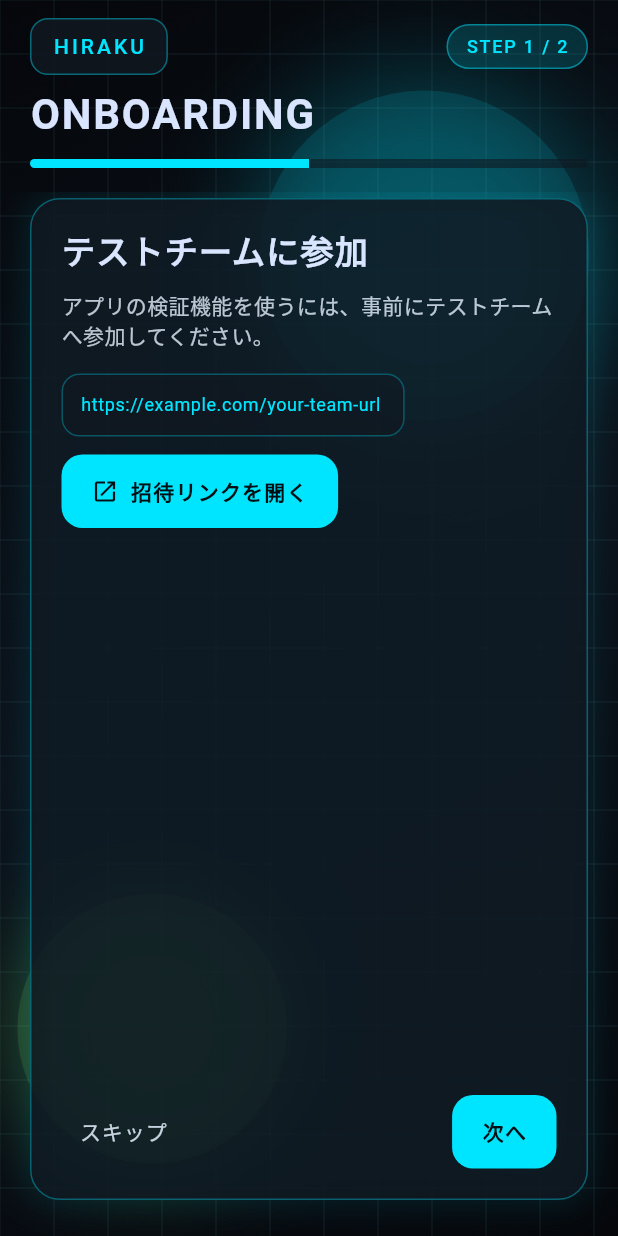
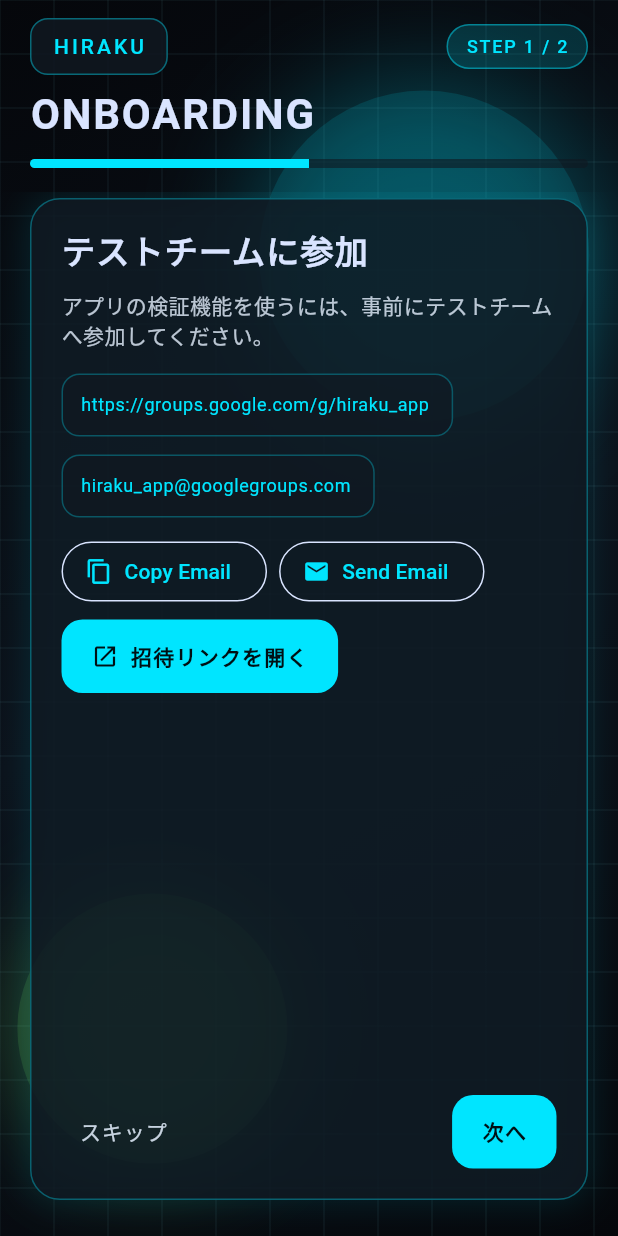
Before and after one commit to yuga1691/hiraku, a Flutter app: the OnboardingScreen screen opened directly, on a phone screen of 412 x 824 dp. Run offline on Flutter 3.47's test engine with Material 3 defaults, Android fonts, the phone set to English and light mode, and no system bars; our stand-ins replace cloud_firestore, firebase_auth, firebase_core, image_picker, shared_preferences; accounts and stored records are empty; network calls fail; Roboto replaces fonts that are missing (RobotoMono).

Commit message:
add email and google group URL

```diff
--- a/lib/constants.dart
+++ b/lib/constants.dart
@@ -1 +1,2 @@
-const String kTeamJoinUrl = 'https://example.com/your-team-url';
+const String kTeamJoinUrl = 'https://groups.google.com/g/hiraku_app';
+const String kTeamJoinEmail = 'hiraku_app@googlegroups.com';
--- a/lib/screens/onboarding_screen.dart
+++ b/lib/screens/onboarding_screen.dart
@@ -1,5 +1,6 @@
 import 'package:firebase_auth/firebase_auth.dart';
 import 'package:flutter/material.dart';
+import 'package:flutter/services.dart';
 import 'package:url_launcher/url_launcher.dart';
 
 import '../constants.dart';
@@ -145,6 +146,40 @@ class _OnboardingScreenState extends State<OnboardingScreen> {
               ),
             ),
             const SizedBox(height: 12),
+            Container(
+              padding: const EdgeInsets.all(12),
+              decoration: BoxDecoration(
+                color: theme.colorScheme.surface.withOpacity(0.6),
+                borderRadius: BorderRadius.circular(12),
+                border: Border.all(
+                  color: theme.colorScheme.primary.withOpacity(0.3),
+                ),
+              ),
+              child: SelectableText(
+                kTeamJoinEmail,
+                style: theme.textTheme.bodySmall?.copyWith(
+                  color: theme.colorScheme.primary,
+                ),
+              ),
+            ),
+            const SizedBox(height: 12),
+            Wrap(
+              spacing: 8,
+              runSpacing: 8,
+              children: [
+                OutlinedButton.icon(
+                  onPressed: _copyTeamEmail,
+                  icon: const Icon(Icons.copy),
+                  label: const Text('Copy Email'),
+                ),
+                OutlinedButton.icon(
+                  onPressed: _openTeamEmail,
+                  icon: const Icon(Icons.email),
+                  label: const Text('Send Email'),
+                ),
+              ],
+            ),
+            const SizedBox(height: 8),
             FilledButton.icon(
               onPressed: _openTeamUrl,
               icon: const Icon(Icons.open_in_new),
@@ -274,6 +309,17 @@ class _OnboardingScreenState extends State<OnboardingScreen> {
     await launchUrl(uri, mode: LaunchMode.externalApplication);
   }
 
+  Future<void> _openTeamEmail() async {
+    final uri = Uri(scheme: 'mailto', path: kTeamJoinEmail);
+    await launchUrl(uri, mode: LaunchMode.externalApplication);
+  }
+
+  Future<void> _copyTeamEmail() async {
+    await Clipboard.setData(const ClipboardData(text: kTeamJoinEmail));
+    if (!mounted) return;
+    _showSnack('Copied Google Group email.');
+  }
+
   void _showSnack(String message) {
     ScaffoldMessenger.of(context).showSnackBar(
       SnackBar(content: Text(message)),
```
Also changed, not shown: lib/screens/my_page_screen.dart (+36 -0 lines).
